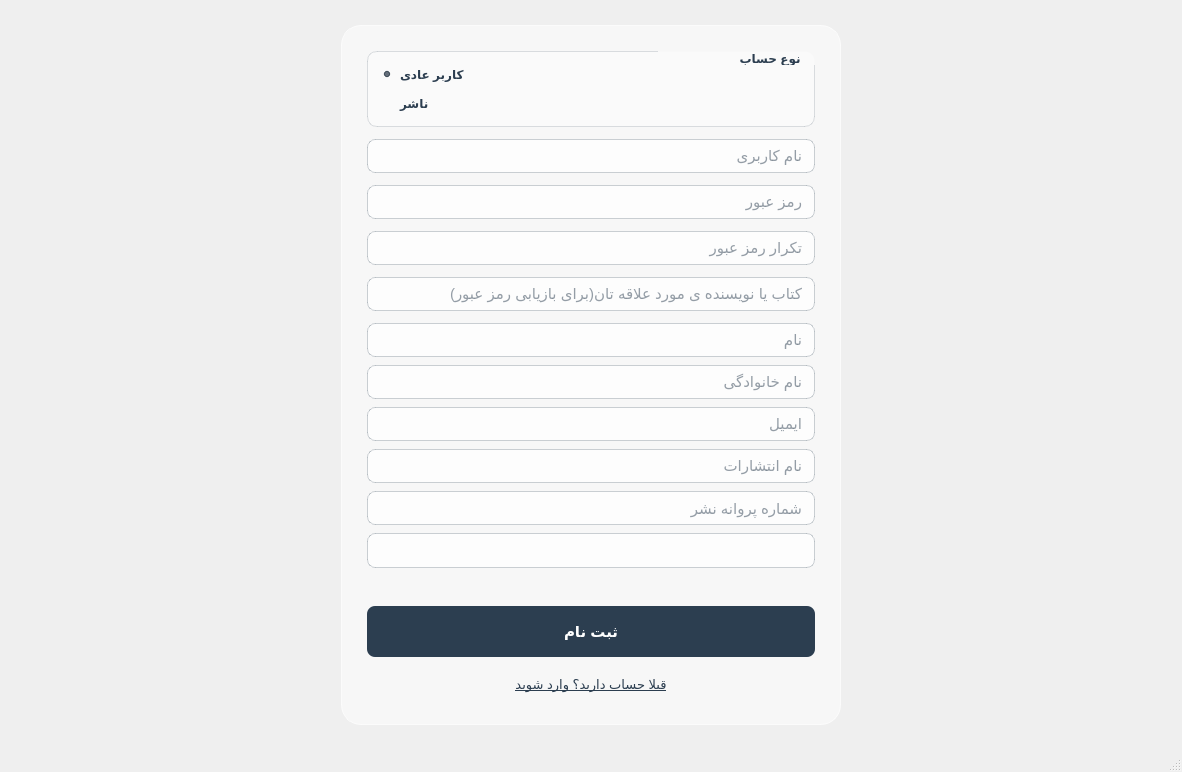
Old version of the form client/registerwindow_c.ui in the repository afkhamis1386-afk/bookCLUB_Project.
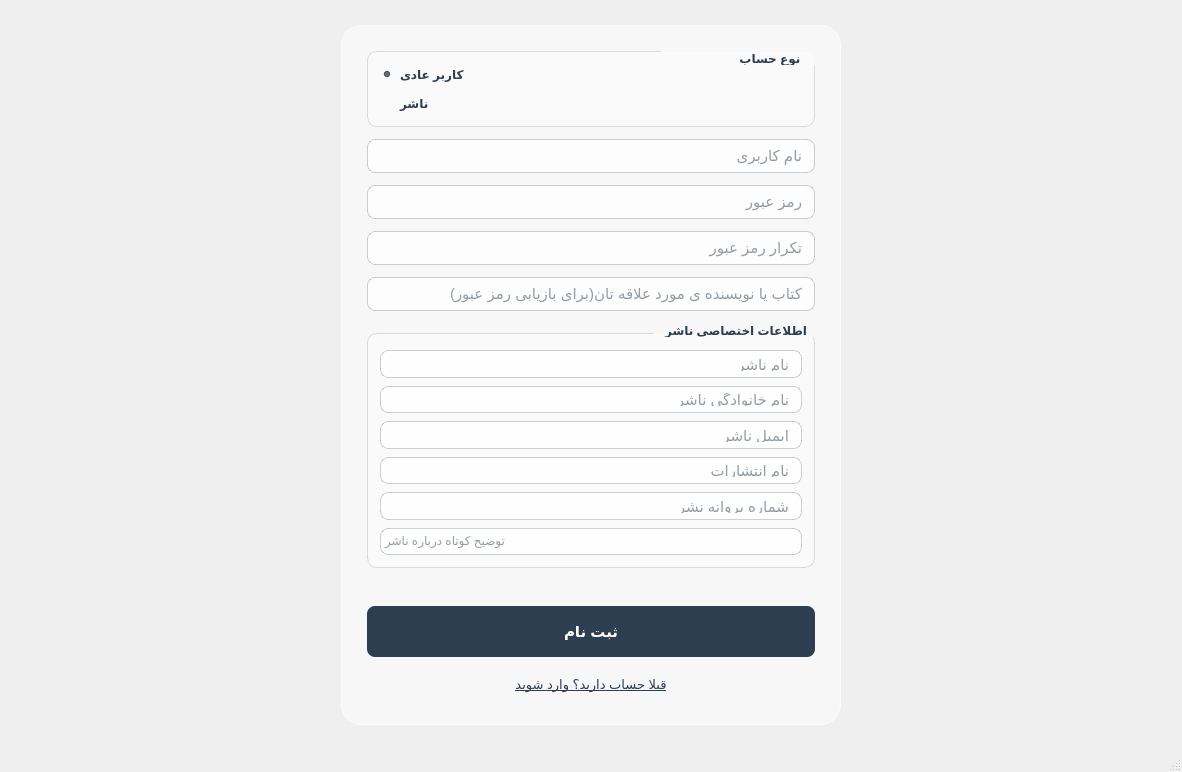
New version of the form. The open tabs and pages were chosen to show the change. Icons and pictures are not drawn.

Commit message: edit the registerwindow and normaluser

The edit to the form file:
```diff
--- a/client/registerwindow_c.ui
+++ b/client/registerwindow_c.ui
@@ -25,17 +25,23 @@
     border-radius: 20px;
 }
 
-QStackedWidget#publisherFieldsStack,
-#publisherFieldsStack QWidget,
-#publisherFieldsStack #page,
-#publisherFieldsStack #page_2,
-#publisherFieldsStack #page_3 {
-    background: transparent;
-    border: none;
+QGroupBox#publisherFieldsGroupBox {
+    background-color: rgba(255, 255, 255, 80);
+    border: 1px solid rgba(44, 62, 80, 40);
+    border-radius: 10px;
+    margin-top: 10px;
+    font-family: &quot;Segoe UI&quot;, &quot;Tahoma&quot;;
+    font-weight: bold;
+    color: #2c3e50;
+}
+QGroupBox#publisherFieldsGroupBox::title {
+    subcontrol-origin: margin;
+    subcontrol-position: top right;
+    padding: 0 10px;
 }
 
 QLineEdit,
-#publisherFieldsStack QLineEdit {
+#publisherFieldsGroupBox QLineEdit {
     background-color: rgba(255, 255, 255, 200);
     border: 1px solid rgba(44, 62, 80, 60);
     border-radius: 8px;
@@ -123,7 +129,7 @@
     <property name="bottomMargin">
      <number>0</number>
     </property>
-    <item row="0" column="0" alignment="Qt::AlignCenter">
+    <item row="0" column="0">
      <widget class="QFrame" name="mainFrame">
       <property name="minimumSize">
        <size>
@@ -156,7 +162,7 @@
        <item>
         <widget class="QGroupBox" name="roleGroupBox">
          <property name="title">
-          <string>                     نوع حساب  </string>
+          <string>                    نوع حساب  </string>
          </property>
          <layout class="QVBoxLayout" name="verticalLayout">
           <property name="spacing">
@@ -232,46 +238,47 @@
         </widget>
        </item>
        <item>
-        <widget class="QStackedWidget" name="publisherFieldsStack">
-         <property name="currentIndex">
-          <number>0</number>
+        <widget class="QGroupBox" name="publisherFieldsGroupBox">
+         <property name="visible">
+          <bool>false</bool>
          </property>
-         <widget class="QWidget" name="page"/>
-         <widget class="QWidget" name="page_2">
+         <property name="title">
+          <string>اطلاعات اختصاصی ناشر</string>
+         </property>
           <layout class="QVBoxLayout" name="verticalLayout_2">
            <property name="spacing">
             <number>8</number>
            </property>
            <property name="leftMargin">
-            <number>0</number>
+           <number>12</number>
            </property>
            <property name="topMargin">
-            <number>0</number>
+           <number>16</number>
            </property>
            <property name="rightMargin">
-            <number>0</number>
+           <number>12</number>
            </property>
            <property name="bottomMargin">
-            <number>0</number>
+           <number>12</number>
            </property>
            <item>
             <widget class="QLineEdit" name="firstNameLineEdit">
              <property name="placeholderText">
-              <string>نام</string>
+             <string>نام ناشر</string>
              </property>
             </widget>
            </item>
            <item>
             <widget class="QLineEdit" name="lastNameLineEdit">
              <property name="placeholderText">
-              <string>نام خانوادگی</string>
+             <string>نام خانوادگی ناشر</string>
              </property>
             </widget>
            </item>
            <item>
             <widget class="QLineEdit" name="emailLineEdit">
              <property name="placeholderText">
-              <string>ایمیل</string>
+             <string>ایمیل ناشر</string>
              </property>
             </widget>
            </item>
@@ -290,10 +297,13 @@
             </widget>
            </item>
            <item>
-            <widget class="QTextEdit" name="shortDescriptionTextEdit"/>
-           </item>
-          </layout>
-         </widget>
+           <widget class="QTextEdit" name="shortDescriptionTextEdit">
+            <property name="placeholderText">
+             <string>توضیح کوتاه درباره ناشر</string>
+            </property>
+           </widget>
+          </item>
+         </layout>
         </widget>
        </item>
        <item>
```
Left out of the diff: 31 changed lines with no effect on the pictures. Lines whose indentation alone changed are shown as unchanged. The commit also changes 7 other files.
